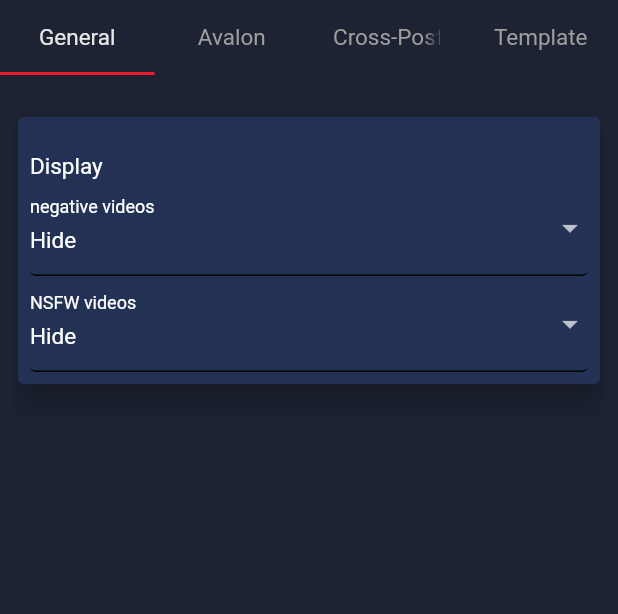
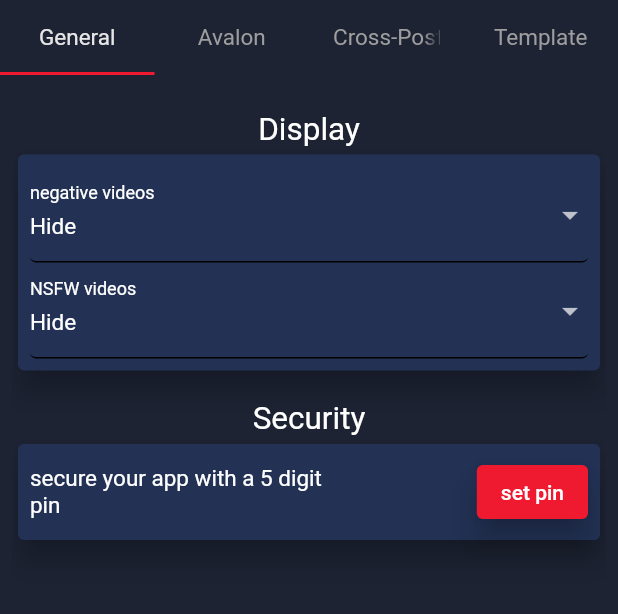
Before and after one commit to dtube/DTubeGo, a Flutter app: the SettingsTabContainer screen opened directly, on a phone screen of 412 x 824 dp, the part 81-695 px from its top. Run offline on Flutter 3.47's test engine with Material 2 defaults, Android fonts, the phone set to English and light mode, and no system bars; our stand-ins replace another_flushbar, better_player, bloc, cached_network_image, dio, equatable and 16 more; missing offline and left inert: bs58, bs58check, decorated_icon, disk_space, ecdsa, elliptic and 4 more; accounts and stored records are empty; network calls fail.

Commit message:
added in-app pin if user sets one in the settings fixed #66

```diff
--- a/lib/bloc/settings/settings_event.dart
+++ b/lib/bloc/settings/settings_event.dart
@@ -14,3 +14,11 @@ class PushSettingsEvent extends SettingsEvent {
   @override
   List<Object> get props => List.empty();
 }
+
+class PushNewPinEvent extends SettingsEvent {
+  String newPin;
+  PushNewPinEvent(this.newPin);
+
+  @override
+  List<Object> get props => List.empty();
+}
--- a/lib/bloc/settings/settings_state.dart
+++ b/lib/bloc/settings/settings_state.dart
@@ -26,6 +26,11 @@ class SettingsSavingState extends SettingsState {
   List<Object> get props => [];
 }
 
+class PinSavedState extends SettingsState {
+  @override
+  List<Object> get props => [];
+}
+
 class SettingsSavedState extends SettingsState {
   Map<String, String> settings;
   @override
--- a/lib/ui/MainContainer/NavigationContainer.dart
+++ b/lib/ui/MainContainer/NavigationContainer.dart
@@ -215,6 +215,7 @@ class _NavigationContainerState extends State<NavigationContainer> {
       appBar: AppBar(
         shadowColor: Colors.transparent,
         backgroundColor: Colors.transparent,
+        automaticallyImplyLeading: false,
         shape: RoundedRectangleBorder(
           borderRadius: BorderRadius.vertical(
             bottom: Radius.circular(25),
--- a/lib/ui/pages/settings/SettingsTabContainer.dart
+++ b/lib/ui/pages/settings/SettingsTabContainer.dart
@@ -4,6 +4,7 @@ import 'package:dtube_togo/style/ThemeData.dart';
 import 'package:dtube_togo/style/dtubeLoading.dart';
 import 'package:dtube_togo/style/styledCustomWidgets.dart';
 import 'package:dtube_togo/ui/pages/settings/HiveSignerButton.dart';
+import 'package:dtube_togo/ui/pages/settings/PinCodeDialog.dart';
 import 'package:flutter/material.dart';
 import 'package:flutter_bloc/flutter_bloc.dart';
 import 'package:flutter_markdown/flutter_markdown.dart';
@@ -33,6 +34,7 @@ class _SettingsTabContainerState extends State<SettingsTabContainer>
   late String _hiveUsername;
   late String _postTemplateBody;
   late String _postTemplateTitle;
+  late String _pinCode;
 
   late TextEditingController _templateTitleController;
   late TextEditingController _templateBodyController;
@@ -146,6 +148,9 @@ class _SettingsTabContainerState extends State<SettingsTabContainer>
             _hiveUsername = settings[sec.settingKey_hiveSignerUsername] != null
                 ? settings[sec.settingKey_hiveSignerUsername]!
                 : "";
+            _pinCode = settings[sec.settingKey_pincode] != null
+                ? settings[sec.settingKey_pincode]!
+                : "";
           }
 
           return Column(
@@ -179,16 +184,13 @@ class _SettingsTabContainerState extends State<SettingsTabContainer>
                       SingleChildScrollView(
                         child: Column(
                           children: [
-                            SizedBox(height: 16),
+                            Padding(
+                              padding: const EdgeInsets.only(top: 16.0),
+                              child: Text("Display",
+                                  style: Theme.of(context).textTheme.headline3),
+                            ),
                             DTubeFormCard(
                               childs: [
-                                Padding(
-                                  padding: const EdgeInsets.only(top: 16.0),
-                                  child: Text("Display",
-                                      style: Theme.of(context)
-                                          .textTheme
-                                          .headline5),
-                                ),
                                 DropdownButtonFormField(
                                   decoration: InputDecoration(
                                     //filled: true,
@@ -231,6 +233,46 @@ class _SettingsTabContainerState extends State<SettingsTabContainer>
                                     );
                                   }).toList(),
                                 ),
+                              ],
+                            ),
+                            Padding(
+                              padding: const EdgeInsets.only(top: 16.0),
+                              child: Text("Security",
+                                  style: Theme.of(context).textTheme.headline3),
+                            ),
+                            DTubeFormCard(
+                              childs: [
+                                Row(
+                                  mainAxisAlignment:
+                                      MainAxisAlignment.spaceBetween,
+                                  children: [
+                                    Container(
+                                      width: 200,
+                                      child: Text(
+                                          "secure your app with a 5 digit pin",
+                                          maxLines: 2,
+                                          style: Theme.of(context)
+                                              .textTheme
+                                              .headline5),
+                                    ),
+                                    ElevatedButton(
+                                        onPressed: () {
+                                          showDialog<String>(
+                                              context: context,
+                                              builder: (BuildContext context) =>
+                                                  BlocProvider<SettingsBloc>(
+                                                      create: (BuildContext
+                                                              context) =>
+                                                          SettingsBloc(),
+                                                      child: PinCodeDialog(
+                                                        currentPin: _pinCode,
+                                                      )));
+                                        },
+                                        child: Text(_pinCode != ""
+                                            ? "change pin"
+                                            : "set pin"))
+                                  ],
+                                )
                               ],
                             ),
                           ],
--- a/lib/utils/secureStorage.dart
+++ b/lib/utils/secureStorage.dart
@@ -28,6 +28,8 @@ const settingKey_templateTag = 'TEMPLATETAG';
 
 const settingKey_tsLastNotificationSeen = 'LASTNOT';
 
+const settingKey_pincode = "PINC";
+
 // const _txsKey = 'TXS';
 const _storage = FlutterSecureStorage();
 
@@ -40,6 +42,10 @@ Future<void> persistUsernameKey(String username, String priv) async {
 
 Future<void> persistNode(String node) async {
   await _storage.write(key: settingKey_avalonNode, value: node);
+}
+
+Future<void> persistPinCode(String pin) async {
+  await _storage.write(key: settingKey_pincode, value: pin);
 }
 
 Future<void> persistNotificationSeen(int tsLast) async {
@@ -115,6 +121,15 @@ Future<String> getUsername() async {
   var _username = await _storage.read(key: authKey_usernameKey);
   if (_username != null) {
     return _username;
+  } else {
+    return "";
+  }
+}
+
+Future<String> getPinCode() async {
+  var _pin = await _storage.read(key: settingKey_pincode);
+  if (_pin != null) {
+    return _pin;
   } else {
     return "";
   }
--- a/pubspec.yaml
+++ b/pubspec.yaml
@@ -70,6 +70,7 @@ dependencies:
   flutter_barcode_scanner: ^2.0.0 #qr scan
   decorated_icon: ^1.2.1
   flutter_staggered_grid_view: ^0.4.0
+  pinput: ^1.2.0
 
   # NETWORK - cache related
   cached_network_image: ^3.1.0
```
Also changed, not shown: lib/bloc/settings/settings_bloc.dart (+12 -1 lines), lib/ui/pages/feeds/PostListCardMainFeed.dart (+10 -1 lines), lib/ui/pages/settings/PinCodeDialog.dart (added, +135 -0 lines), lib/ui/startup/PinPad.dart (added, +140 -0 lines), lib/ui/startup/Startup.dart (+6 -11 lines), lib/ui/widgets/PinPadWidget.dart (added, +52 -0 lines), pubspec.lock.
